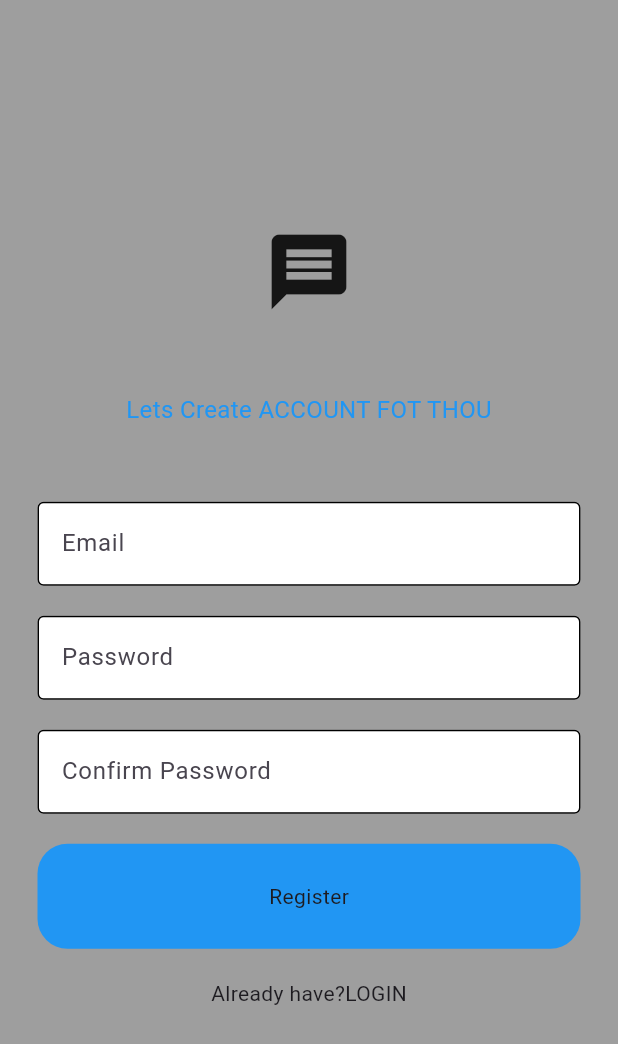
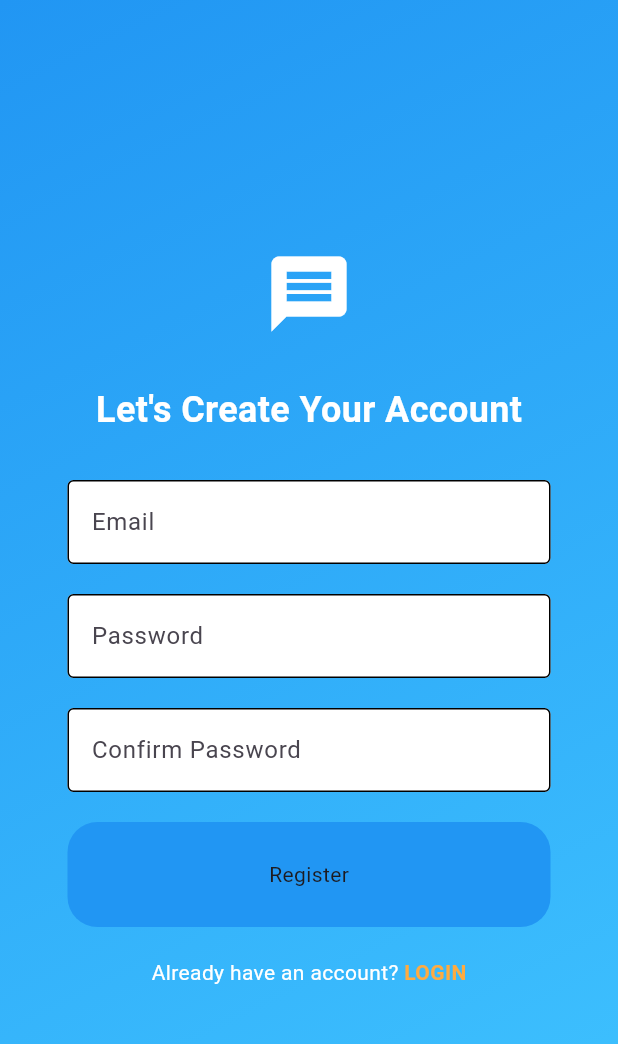
Before and after one commit to ErwinSianturi/PA-II-Kelompok-09, a Flutter app: the screen it shows after launch, after a tap on "Register", on a phone screen of 412 x 824 dp. Shown: the top 1044 px of the screen. Run offline on Flutter 3.47's test engine with Material 3 defaults, Android fonts, the phone set to English and light mode, and no system bars; our stand-ins replace cloud_firestore, firebase_auth, firebase_core; accounts and stored records are empty; network calls fail.

Commit message:
Memperbaiki tampilan sedikit

```diff
--- a/Mobile/flutter_firebase/lib/pages/login_page.dart
+++ b/Mobile/flutter_firebase/lib/pages/login_page.dart
@@ -4,19 +4,15 @@ import 'package:flutter_firebase/components/my_button.dart';
 import 'package:flutter_firebase/components/my_textfld.dart';
 
 class LoginPage extends StatelessWidget {
-  // Email and password controllers
   final TextEditingController _pwController = TextEditingController();
   final TextEditingController _emlController = TextEditingController();
 
   LoginPage({super.key, required this.onTap});
 
-  //tap to register
   final void Function()? onTap;
 
   void login(BuildContext context) async {
-    //auth
     final authService = AuthService();
-    //try
     try {
       await authService.signInWithEmailPassword(
           _emlController.text, _pwController.text);
@@ -32,62 +28,79 @@ class LoginPage extends StatelessWidget {
   @override
   Widget build(BuildContext context) {
     return Scaffold(
-      backgroundColor: Colors.grey,
-      body: Center(
-        // Removed const here
+      body: Container(
+        decoration: BoxDecoration(
+          gradient: LinearGradient(
+            colors: [Colors.blue, Colors.lightBlueAccent],
+            begin: Alignment.topLeft,
+            end: Alignment.bottomRight,
+          ),
+        ),
+        child: Center(
+          child: SingleChildScrollView(
+            padding: const EdgeInsets.all(20),
             child: Column(
               mainAxisAlignment: MainAxisAlignment.center,
               children: [
                 Icon(
                   Icons.message,
                   size: 60,
+                  color: Colors.white,
                 ),
-            const SizedBox(
-              height: 50,
-            ),
+                const SizedBox(height: 30),
                 Text(
-              "Welcome Back! We Missed you",
+                  "Welcome Back! We Missed You",
                   style: TextStyle(
-                color: Colors.blue,
-                fontSize: 16,
+                    color: Colors.white,
+                    fontSize: 24,
+                    fontWeight: FontWeight.bold,
                   ),
                 ),
-            const SizedBox(
-              height: 50,
-            ),
+                const SizedBox(height: 30),
                 MyTextfld(
                   hintText: "Email",
                   obscureText: false,
                   controller: _emlController,
+
                 ),
-            const SizedBox(
-              height: 20,
-            ),
+                const SizedBox(height: 20),
                 MyTextfld(
                   hintText: "Password",
                   obscureText: true,
                   controller: _pwController,
+
                 ),
-            const SizedBox(
-              height: 20,
+                const SizedBox(height: 20),
+                MyButton(
+                  button: "Login",
+                  onTap: () => login(context),
+
                 ),
-            MyButton(button: "Login", onTap: () => login(context)),
-            const SizedBox(
-              height: 20,
-            ),
+                const SizedBox(height: 20),
                 Row(
                   mainAxisAlignment: MainAxisAlignment.center,
                   children: [
-                Text("Don't have an account? Sign up now"),
+                    Text(
+                      "Don't have an account? ",
+                      style: TextStyle(color: Colors.white),
+                    ),
                     GestureDetector(
                       onTap: onTap,
-                  child: Text("Register"),
+                      child: Text(
+                        "Register",
+                        style: TextStyle(
+                          color: Colors.orangeAccent,
+                          fontWeight: FontWeight.bold,
+                        ),
+                      ),
                     ),
                   ],
                 ),
               ],
             ),
           ),
+        ),
+      ),
     );
   }
 }
--- a/Mobile/flutter_firebase/lib/pages/register_page.dart
+++ b/Mobile/flutter_firebase/lib/pages/register_page.dart
@@ -7,109 +7,128 @@ class RegisterPage extends StatelessWidget {
   final TextEditingController _pwController = TextEditingController();
   final TextEditingController _emlController = TextEditingController();
   final TextEditingController _confController = TextEditingController();
+
   RegisterPage({super.key, required this.onTap});
 
-  //tap to register
   final void Function()? onTap;
 
-  void register(BuildContext context){
+  void register(BuildContext context) {
     final _auth = AuthService();
-    if(_pwController.text == _confController.text){
-      try{
+    if (_pwController.text == _confController.text) {
+      try {
         _auth.signUpWithEmailPassword(
           _emlController.text,
-          _pwController.text
+          _pwController.text,
         );
-      } catch (e){
+      } catch (e) {
         showDialog(
           context: context,
           builder: (context) => AlertDialog(
             title: Text(e.toString()),
-              ));
+          ),
+        );
       }
     } else {
-
       showDialog(
         context: context,
         builder: (context) => AlertDialog(
-                title: Text("Pass dont match"),
-              ));
+          title: Text("Passwords do not match"),
+        ),
+      );
     }
-
   }
 
   @override
   Widget build(BuildContext context) {
     return Scaffold(
-      backgroundColor: Colors.grey,
-      body: Center(
-        // Removed const here
+      body: Container(
+        decoration: BoxDecoration(
+          gradient: LinearGradient(
+            colors: [Colors.blue, Colors.lightBlueAccent],
+            begin: Alignment.topLeft,
+            end: Alignment.bottomRight,
+          ),
+        ),
+        child: Center(
+          child: SingleChildScrollView(
+            padding: const EdgeInsets.all(20),
             child: Column(
               mainAxisAlignment: MainAxisAlignment.center,
               children: [
                 Icon(
                   Icons.message,
                   size: 60,
+                  color: Colors.white,
                 ),
-            const SizedBox(
-              height: 50,
-            ),
+                const SizedBox(height: 30),
                 Text(
-              "Lets Create ACCOUNT FOT THOU",
+                  "Let's Create Your Account",
                   style: TextStyle(
-                color: Colors.blue,
-                fontSize: 16,
+                    color: Colors.white,
+                    fontSize: 24,
+                    fontWeight: FontWeight.bold,
                   ),
                 ),
-            const SizedBox(
-              height: 50,
-            ),
+                const SizedBox(height: 30),
 
-            //email
+                // Email
                 MyTextfld(
                   hintText: "Email",
                   obscureText: false,
                   controller: _emlController,
+
                 ),
+                const SizedBox(height: 20),
 
-            const SizedBox(
-              height: 20,
-            ),
-            // pass
+                // Password
                 MyTextfld(
                   hintText: "Password",
                   obscureText: true,
                   controller: _pwController,
+
                 ),
-            const SizedBox(
-              height: 20,
-            ),
+                const SizedBox(height: 20),
+
+                // Confirm Password
                 MyTextfld(
                   hintText: "Confirm Password",
                   obscureText: true,
                   controller: _confController,
+
                 ),
-            const SizedBox(
-              height: 20,
-            ),
+                const SizedBox(height: 20),
 
                 MyButton(
                   button: "Register",
                   onTap: () => register(context),
+
                 ),
-            const SizedBox(
-              height: 20,
-            ),
+                const SizedBox(height: 20),
+
                 Row(
                   mainAxisAlignment: MainAxisAlignment.center,
                   children: [
-                Text("Already have?"),
-                Text("LOGIN"),
+                    Text(
+                      "Already have an account? ",
+                      style: TextStyle(color: Colors.white),
+                    ),
+                    GestureDetector(
+                      onTap: onTap,
+                      child: Text(
+                        "LOGIN",
+                        style: TextStyle(
+                          color: Colors.orangeAccent,
+                          fontWeight: FontWeight.bold,
+                        ),
+                      ),
+                    ),
                   ],
                 ),
               ],
             ),
           ),
+        ),
+      ),
     );
   }
 }
--- a/Mobile/flutter_firebase/pubspec.yaml
+++ b/Mobile/flutter_firebase/pubspec.yaml
@@ -37,6 +37,7 @@ dependencies:
   firebase_core: ^3.12.1
   firebase_auth: ^5.5.1
   cloud_firestore: ^5.6.5
+  intl: ^0.18.1
 
 dev_dependencies:
   flutter_test:
```
Also changed, not shown: Mobile/flutter_firebase/lib/pages/chat_page.dart (+54 -84 lines), Mobile/flutter_firebase/lib/pages/home_page.dart (+29 -24 lines), Mobile/flutter_firebase/pubspec.lock. Lines whose indentation alone changed are shown as unchanged.
